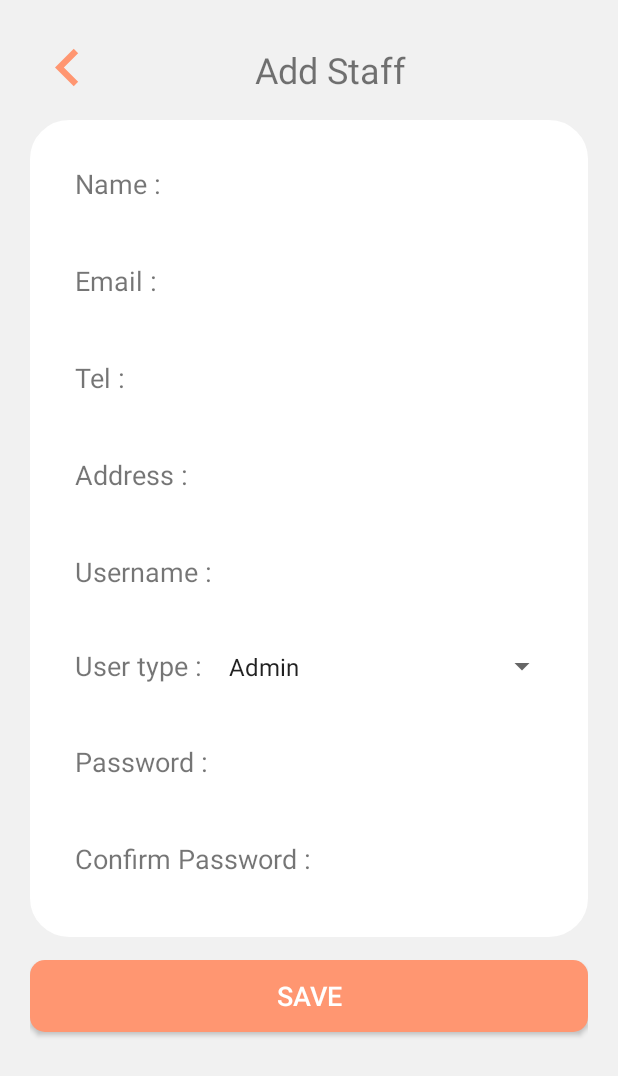
After one commit to peatnwr/rollinginthebeef, an Android app: the AddStaffActivity screen opened directly, with no data from a screen before it, on a phone screen of 412 x 824 dp. The commit adds this screen. Shown: the top 1076 px of the screen. Run offline under Robolectric (Android 15) with nearby library versions, the phone set to English and light mode, and no system bars.

Commit message:
implement add staff

```diff
--- a/app/src/main/AndroidManifest.xml
+++ b/app/src/main/AndroidManifest.xml
@@ -13,6 +13,9 @@
         android:supportsRtl="true"
         android:theme="@style/Theme.Rollinginthebeef"
         android:usesCleartextTraffic="true">
+        <activity
+            android:name=".activities.AddStaffActivity"
+            android:exported="false" />
         <activity
             android:name=".activities.ProductAddAdminActivity"
             android:exported="true" />
--- /dev/null
+++ b/app/src/main/java/com/example/rollinginthebeef/activities/AddStaffActivity.kt
@@ -0,0 +1,110 @@
+package com.example.rollinginthebeef.activities
+
+import android.content.Intent
+import androidx.appcompat.app.AppCompatActivity
+import android.os.Bundle
+import android.util.Log
+import android.view.View
+import android.widget.AdapterView
+import android.widget.ArrayAdapter
+import android.widget.Toast
+import com.example.rollinginthebeef.R
+import com.example.rollinginthebeef.databinding.ActivityAddStaffBinding
+import com.example.rollinginthebeef.modules.infoUserParcel
+import com.example.rollinginthebeef.modules.loginUser
+import com.example.rollinginthebeef.retrofits.authenticationAPI
+import retrofit2.Call
+import retrofit2.Callback
+import retrofit2.Response
+import retrofit2.Retrofit
+import retrofit2.converter.gson.GsonConverterFactory
+
+class AddStaffActivity : AppCompatActivity(), AdapterView.OnItemSelectedListener {
+
+    private lateinit var binding: ActivityAddStaffBinding
+    var usertypeName = ""
+    var userType: Int = 0
+
+    override fun onCreate(savedInstanceState: Bundle?) {
+        super.onCreate(savedInstanceState)
+
+        binding = ActivityAddStaffBinding.inflate(layoutInflater)
+        setContentView(binding.root)
+        val data = intent.extras
+        val adminData: infoUserParcel? = data?.getParcelable("adminData")
+
+        val adapter = ArrayAdapter.createFromResource(
+            this,
+            R.array.user_type,
+            android.R.layout.simple_spinner_item
+        )
+        adapter.setDropDownViewResource(android.R.layout.simple_spinner_dropdown_item)
+        binding.spinnerUsertype.adapter = adapter
+        binding.spinnerUsertype.onItemSelectedListener = this
+
+        binding.btnBackToProfileAdminPage.setOnClickListener {
+            val setPermissionPage = Intent(this@AddStaffActivity, SetPermissionsActivity::class.java)
+            setPermissionPage.putExtra("adminData", adminData)
+            startActivity(setPermissionPage)
+        }
+
+        binding.addStaff.setOnClickListener {
+            val data = intent.extras
+            val adminData: infoUserParcel? = data?.getParcelable("adminData")
+
+            usertypeName.forEach {
+                when(usertypeName){
+                    "Admin" -> { userType = 1 }
+                    "Delivery Man" -> { userType = 2 }
+                }
+            }
+
+            Log.d("userType : ", userType.toString())
+
+            val api: authenticationAPI = Retrofit.Builder()
+                .baseUrl("http://10.0.2.2:3000/")
+                .addConverterFactory(GsonConverterFactory.create())
+                .build()
+                .create(authenticationAPI::class.java)
+            if(binding.edtName.text.toString().trim().isNotEmpty() && binding.edtAddress.text.toString().trim().isNotEmpty() &&
+                    binding.edtEmail.text.toString().trim().isNotEmpty() && binding.edtTel.text.toString().trim().isNotEmpty() &&
+                    binding.edtUsername.text.toString().trim().isNotEmpty() && binding.edtPassword.text.toString().trim().isNotEmpty() &&
+                    binding.edtCfPassword.text.toString().trim().isNotEmpty()){
+                api.addStaff(
+                    binding.edtName.text.toString(),
+                    binding.edtEmail.text.toString(),
+                    binding.edtTel.text.toString(),
+                    binding.edtAddress.text.toString(),
+                    binding.edtUsername.text.toString(),
+                    userType,
+                    binding.edtPassword.text.toString(),
+                    binding.edtCfPassword.text.toString()
+                ).enqueue(object : Callback<loginUser> {
+                    override fun onResponse(call: Call<loginUser>, response: Response<loginUser>) {
+                        if(response.isSuccessful){
+                            Toast.makeText(applicationContext, "Add Staff Successfull", Toast.LENGTH_SHORT).show()
+                            val setPermissionsPage = Intent(this@AddStaffActivity, SetPermissionsActivity::class.java)
+                            setPermissionsPage.putExtra("adminData", adminData)
+                            startActivity(setPermissionsPage)
+                        }
+                    }
+
+                    override fun onFailure(call: Call<loginUser>, t: Throwable) {
+                        return t.printStackTrace()
+                    }
+                })
+            } else {
+                Toast.makeText(applicationContext, "Please complete information.", Toast.LENGTH_SHORT).show()
+            }
+        }
+    }
+
+    override fun onItemSelected(parent: AdapterView<*>?, view: View?, position: Int, id: Long) {
+        val itemSpinner: String = parent?.getItemAtPosition(position).toString()
+        usertypeName = itemSpinner
+    }
+
+    override fun onNothingSelected(parent: AdapterView<*>?) {
+        TODO("Not yet implemented")
+    }
+}
--- a/app/src/main/java/com/example/rollinginthebeef/activities/SetPermissionsActivity.kt
+++ b/app/src/main/java/com/example/rollinginthebeef/activities/SetPermissionsActivity.kt
@@ -34,6 +34,12 @@ class SetPermissionsActivity : AppCompatActivity() {
             startActivity(profilePage)
         }
 
+        binding.btnToAddPermission.setOnClickListener {
+            val addPermissionPage = Intent(this@SetPermissionsActivity, AddStaffActivity::class.java)
+            addPermissionPage.putExtra("adminData", adminData)
+            startActivity(addPermissionPage)
+        }
+
         binding.recyclerViewPermissions.adapter = SetPermissionsAdapter(userPermission, adminData, applicationContext)
         binding.recyclerViewPermissions.layoutManager = LinearLayoutManager(applicationContext)
     }
--- a/app/src/main/java/com/example/rollinginthebeef/retrofits/authenticationAPI.kt
+++ b/app/src/main/java/com/example/rollinginthebeef/retrofits/authenticationAPI.kt
@@ -50,4 +50,17 @@ interface authenticationAPI {
     fun deletePermissionUser(
         @Path("user_id") user_id: Int
     ): Call<loginUser>
+
+    @POST("addstaff")
+    @FormUrlEncoded
+    fun addStaff(
+        @Field("user_name") user_name: String,
+        @Field("user_email") user_email: String,
+        @Field("user_tel") user_tel: String,
+        @Field("user_address") user_address: String,
+        @Field("user_username") user_username: String,
+        @Field("user_type") user_type: Int,
+        @Field("user_password") user_password: String,
+        @Field("user_cfpassword") user_cfpassword: String
+    ): Call<loginUser>
 }
--- /dev/null
+++ b/app/src/main/res/layout/activity_add_staff.xml
@@ -0,0 +1,232 @@
+<?xml version="1.0" encoding="utf-8"?>
+<RelativeLayout xmlns:android="http://schemas.android.com/apk/res/android"
+    xmlns:app="http://schemas.android.com/apk/res-auto"
+    xmlns:tools="http://schemas.android.com/tools"
+    android:layout_width="match_parent"
+    android:layout_height="match_parent"
+    android:orientation="vertical"
+    android:padding="20dp"
+    android:background="#F1F1F1"
+    tools:context=".activities.AddStaffActivity">
+
+    <LinearLayout
+        android:id="@+id/toppick"
+        android:layout_width="match_parent"
+        android:layout_height="wrap_content"
+        android:orientation="horizontal"
+        android:layout_marginBottom="10dp">
+        <ImageButton
+            android:id="@+id/btnBackToProfileAdminPage"
+            android:layout_width="50dp"
+            android:layout_height="50dp"
+            android:background="@drawable/ic_back"/>
+        <TextView
+            android:layout_width="300dp"
+            android:layout_height="wrap_content"
+            android:text="Add Staff"
+            android:textSize="24sp"
+            android:layout_marginTop="10dp"
+            android:textAlignment="center"/>
+    </LinearLayout>
+    <!--    ใส่เป็นitem-->
+    <LinearLayout
+        android:id="@+id/content"
+        android:layout_below="@id/toppick"
+        android:layout_width="match_parent"
+        android:layout_height="wrap_content"
+        android:orientation="horizontal"
+        android:background="@drawable/searchview_background">
+        <LinearLayout
+            android:orientation="vertical"
+            android:layout_width="match_parent"
+            android:layout_height="wrap_content"
+            android:layout_marginTop="10dp"
+            android:padding="10dp"
+            android:layout_marginLeft="10dp">
+
+            <LinearLayout
+                android:layout_width="match_parent"
+                android:layout_height="wrap_content"
+                android:layout_marginBottom="20dp"
+                android:orientation="horizontal"
+                android:background="@drawable/sub_edittext">
+                <TextView
+                    android:layout_width="wrap_content"
+                    android:layout_height="wrap_content"
+                    android:textSize="18sp"
+                    android:text="Name :"
+                    android:layout_marginRight="32dp"/>
+                <EditText
+                    android:id="@+id/edtName"
+                    android:layout_width="match_parent"
+                    android:layout_height="wrap_content"
+                    android:inputType="text"
+                    android:background="@drawable/edittext_stype"
+                    android:textSize="18sp" />
+
+            </LinearLayout>
+
+            <LinearLayout
+                android:layout_width="match_parent"
+                android:layout_height="wrap_content"
+                android:layout_marginBottom="20dp"
+                android:orientation="horizontal"
+                android:background="@drawable/sub_edittext">
+                <TextView
+                    android:layout_width="wrap_content"
+                    android:layout_height="wrap_content"
+                    android:textSize="18sp"
+                    android:text="Email :"
+                    android:layout_marginRight="37dp"/>
+                <EditText
+                    android:id="@+id/edtEmail"
+                    android:layout_width="match_parent"
+                    android:layout_height="wrap_content"
+                    android:inputType="textEmailAddress"
+                    android:background="@drawable/edittext_stype"
+                    android:textSize="18sp" />
+
+            </LinearLayout>
+
+            <LinearLayout
+                android:layout_width="match_parent"
+                android:layout_height="wrap_content"
+                android:layout_marginBottom="20dp"
+                android:orientation="horizontal"
+                android:background="@drawable/sub_edittext">
+                <TextView
+                    android:layout_width="wrap_content"
+                    android:layout_height="wrap_content"
+                    android:textSize="18sp"
+                    android:text="Tel :"
+                    android:layout_marginRight="58dp"/>
+                <EditText
+                    android:id="@+id/edtTel"
+                    android:layout_width="match_parent"
+                    android:layout_height="wrap_content"
+                    android:inputType="phone"
+                    android:background="@drawable/edittext_stype"
+                    android:textSize="18sp" />
+
+            </LinearLayout>
+
+            <LinearLayout
+                android:layout_width="match_parent"
+                android:layout_height="wrap_content"
+                android:layout_marginBottom="20dp"
+                android:orientation="horizontal"
+                android:background="@drawable/sub_edittext">
+                <TextView
+                    android:layout_width="wrap_content"
+                    android:layout_height="wrap_content"
+                    android:textSize="18sp"
+                    android:text="Address :"
+                    android:layout_marginRight="15dp"/>
+                <EditText
+                    android:id="@+id/edtAddress"
+                    android:layout_width="match_parent"
+                    android:layout_height="wrap_content"
+                    android:inputType="textLongMessage"
+                    android:background="@drawable/edittext_stype"
+                    android:textSize="18sp" />
+
+            </LinearLayout>
+
+            <LinearLayout
+                android:layout_width="match_parent"
+                android:layout_height="wrap_content"
+                android:layout_marginBottom="20dp"
+                android:orientation="horizontal"
+                android:background="@drawable/sub_edittext">
+                <TextView
+                    android:layout_width="wrap_content"
+                    android:layout_height="wrap_content"
+                    android:textSize="18sp"
+                    android:text="Username :"/>
+                <EditText
+                    android:id="@+id/edtUsername"
+                    android:layout_width="match_parent"
+                    android:layout_height="wrap_content"
+                    android:inputType="textShortMessage"
+                    android:background="@drawable/edittext_stype"
+                    android:textSize="18sp" />
+
+            </LinearLayout>
+
+            <LinearLayout
+                android:layout_width="match_parent"
+                android:layout_height="wrap_content"
+                android:layout_marginBottom="20dp"
+                android:orientation="horizontal"
+                android:background="@drawable/sub_edittext">
+                <TextView
+                    android:layout_width="wrap_content"
+                    android:layout_height="wrap_content"
+                    android:textSize="18sp"
+                    android:text="User type :"/>
+                <Spinner
+                    android:id="@+id/spinner_usertype"
+                    android:layout_width="match_parent"
+                    android:layout_height="wrap_content"
+                    android:layout_below="@+id/spinner"
+                    android:padding="10dp"
+                    android:autofillHints="select"
+                    android:entries="@array/user_type"/>
+            </LinearLayout>
+
+            <LinearLayout
+                android:layout_width="match_parent"
+                android:layout_height="wrap_content"
+                android:layout_marginBottom="20dp"
+                android:orientation="horizontal"
+                android:background="@drawable/sub_edittext">
+                <TextView
+                    android:layout_width="wrap_content"
+                    android:layout_height="wrap_content"
+                    android:textSize="18sp"
+                    android:text="Password :"/>
+                <EditText
+                    android:id="@+id/edtPassword"
+                    android:layout_width="match_parent"
+                    android:layout_height="wrap_content"
+                    android:inputType="textPassword"
+                    android:background="@drawable/edittext_stype"
+                    android:textSize="18sp" />
+
+            </LinearLayout>
+
+            <LinearLayout
+                android:layout_width="match_parent"
+                android:layout_height="wrap_content"
+                android:layout_marginBottom="20dp"
+                android:orientation="horizontal"
+                android:background="@drawable/sub_edittext">
+                <TextView
+                    android:layout_width="wrap_content"
+                    android:layout_height="wrap_content"
+                    android:textSize="18sp"
+                    android:text="Confirm Password :"/>
+                <EditText
+                    android:id="@+id/edtCfPassword"
+                    android:layout_width="match_parent"
+                    android:layout_height="wrap_content"
+                    android:inputType="textPassword"
+                    android:background="@drawable/edittext_stype"
+                    android:textSize="18sp" />
+            </LinearLayout>
+
+        </LinearLayout>
+    </LinearLayout>
+
+    <androidx.appcompat.widget.AppCompatButton
+        android:id="@+id/add_staff"
+        android:layout_width="match_parent"
+        android:layout_height="wrap_content"
+        android:layout_below="@id/content"
+        android:layout_marginTop="15dp"
+        android:background="@drawable/buttom_stype"
+        android:text="save"
+        android:textColor="@color/white"
+        android:textSize="18sp" />
+
+</RelativeLayout>
--- a/app/src/main/res/layout/activity_set_permissions.xml
+++ b/app/src/main/res/layout/activity_set_permissions.xml
@@ -25,6 +25,7 @@
             android:textAlignment="center"/>
     </LinearLayout>
     <!--ใส่เป็นitem-->
+
     <LinearLayout
         android:layout_below="@id/toppick"
         android:layout_width="match_parent"
@@ -37,5 +38,15 @@
             android:layout_height="match_parent"
             android:scrollbars="vertical"/>
     </LinearLayout>
+
+    <ImageButton
+        android:id="@+id/btnToAddPermission"
+        android:layout_width="65dp"
+        android:layout_height="65dp"
+        android:layout_alignParentRight="true"
+        android:layout_alignParentBottom="true"
+        android:layout_marginBottom="10dp"
+        android:background="@drawable/ic_baseline_add_circle_outline_24" />
+
     <!--    end-->
 </RelativeLayout>
```
Also changed, not shown: 1 other file.
